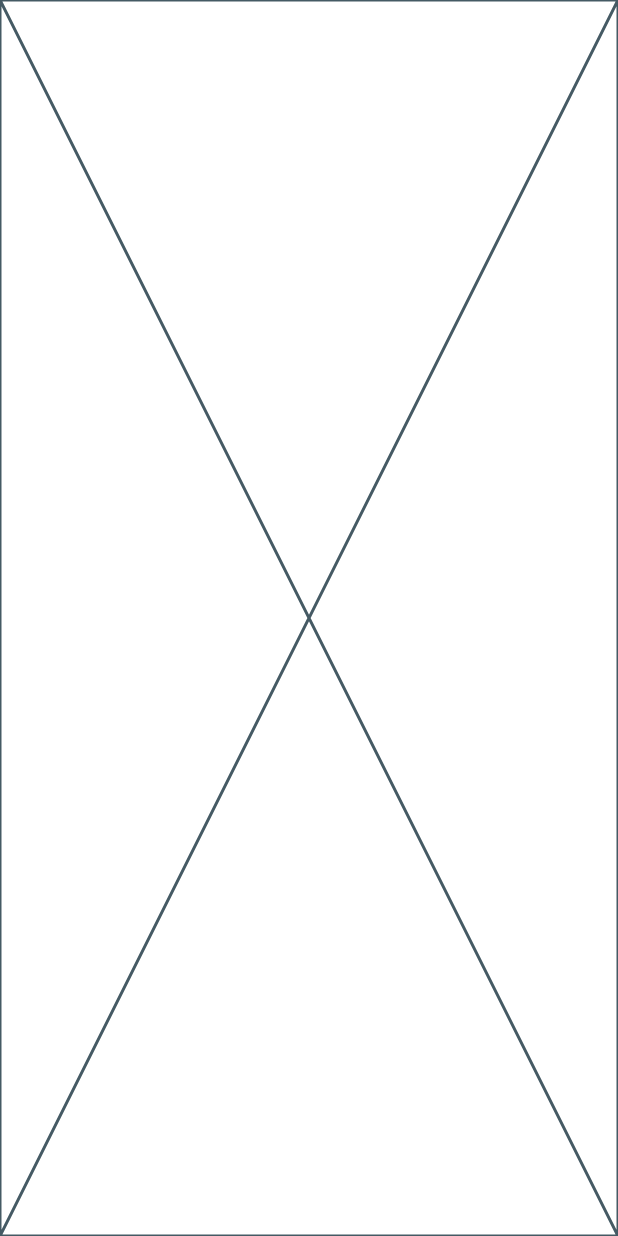
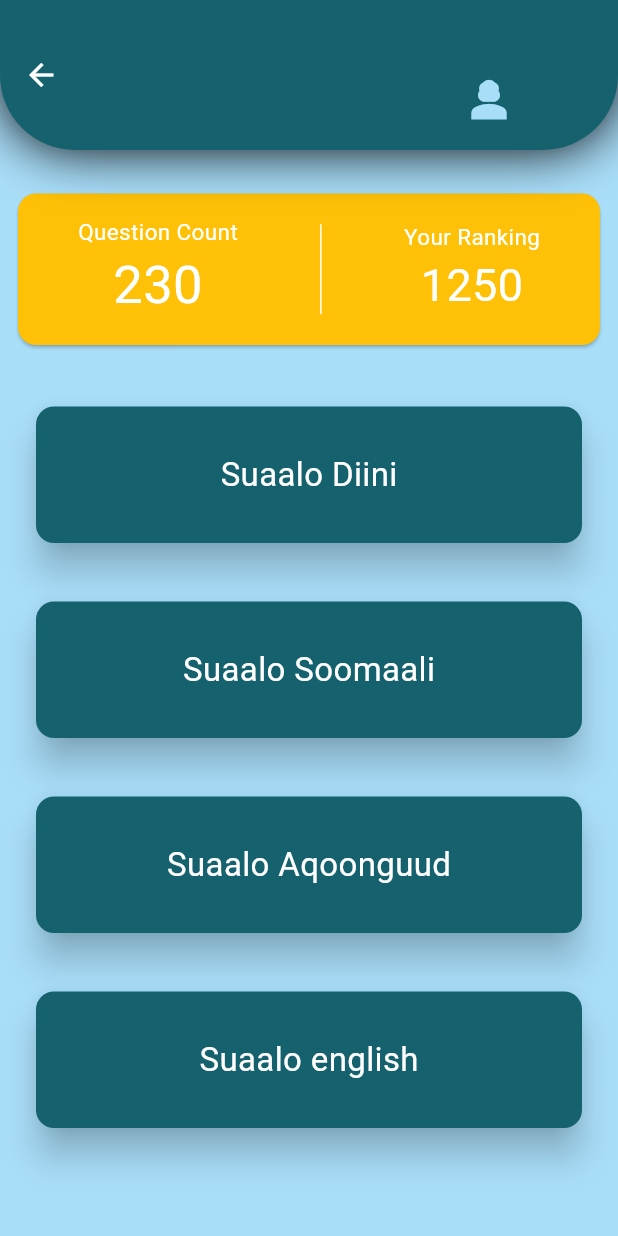
Before and after one commit to Faysal-Maxamed/Quiz-App, a Flutter app: the screen it shows after launch, after a tap on "Enter", on a phone screen of 412 x 824 dp. Run offline on Flutter 3.47's test engine with Material 3 defaults, Android fonts, the phone set to English and light mode, and no system bars; our stand-ins replace google_fonts.

Commit message:
origin main

```diff
--- a/lib/first_screen.dart
+++ b/lib/first_screen.dart
@@ -1,10 +1,200 @@
 import 'package:flutter/material.dart';
+import 'package:google_fonts/google_fonts.dart';
 
 class FirstScreen extends StatelessWidget {
   const FirstScreen({super.key});
 
   @override
   Widget build(BuildContext context) {
-    return const Placeholder();
+    return Scaffold(
+      backgroundColor: Color(0xffa9def9),
+      appBar: AppBar(
+        toolbarHeight: 100,
+        centerTitle: true,
+        leadingWidth: 55,
+        foregroundColor: Colors.white,
+        backgroundColor: Color(0xffa9def9),
+        flexibleSpace: Container(
+            decoration: const BoxDecoration(
+              color: Color(0xff15616d),
+              borderRadius: BorderRadius.only(
+                bottomLeft: Radius.circular(50),
+                bottomRight: Radius.circular(50),
+              ),
+              boxShadow: [
+                BoxShadow(
+                  blurRadius: 30.0,
+                ),
+              ],
+            ),
+            child: Padding(
+              padding: const EdgeInsets.symmetric(vertical: 50),
+              child: Row(
+                mainAxisAlignment: MainAxisAlignment.spaceAround,
+                children: [
+                  Text(
+                    "Quiz app",
+                    style: GoogleFonts.breeSerif(
+                        fontSize: 35, color: Colors.white),
+                  ),
+                  CircleAvatar(
+                    backgroundColor: Colors.grey,
+                    radius: 35,
+                    child: Icon(
+                      Icons.person_3,
+                      size: 35,
+                      color: Color(0xffa9def9),
+                    ),
+                  ),
+                ],
+              ),
+            )),
+      ),
+      body: SingleChildScrollView(
+        child: Column(
+          children: [
+            const SizedBox(
+              height: 25,
+            ),
+            Container(
+              margin: EdgeInsets.symmetric(horizontal: 8),
+              child: Card(
+                color: Colors.amber,
+                child: Container(
+                  padding: const EdgeInsets.only(
+                      left: 40, right: 40, top: 15, bottom: 15),
+                  child: Row(
+                    mainAxisAlignment: MainAxisAlignment.spaceBetween,
+                    children: [
+                      const Column(
+                        children: [
+                          Text(
+                            "Question Count",
+                            style: TextStyle(fontSize: 15, color: Colors.white),
+                          ),
+                          Text(
+                            "230",
+                            style: TextStyle(fontSize: 35, color: Colors.white),
+                          ),
+                        ],
+                      ),
+                      Container(
+                        width: 1,
+                        height: 60,
+                        color: Colors.white,
+                      ),
+                      const Column(
+                        children: [
+                          Text(
+                            "Your Ranking",
+                            style: TextStyle(fontSize: 15, color: Colors.white),
+                          ),
+                          Text(
+                            "1250",
+                            style: TextStyle(fontSize: 30, color: Colors.white),
+                          ),
+                        ],
+                      ),
+                    ],
+                  ),
+                ),
+              ),
+            ),
+            const SizedBox(
+              height: 25,
+            ),
+            const carContainer(
+              tittle: "Suaalo Diini",
+              Navigate: null,
+            ),
+            const SizedBox(
+              height: 15,
+            ),
+            const carContainer(
+              tittle: "Suaalo Soomaali",
+              Navigate: null,
+            ),
+            const SizedBox(
+              height: 15,
+            ),
+            const carContainer(
+              tittle: "Suaalo Aqoonguud",
+              Navigate: null,
+            ),
+            const SizedBox(
+              height: 15,
+            ),
+            const carContainer(
+              tittle: "Suaalo english",
+              Navigate: null,
+            ),
+          ],
+        ),
+      ),
+    );
   }
 }
+
+class text_button extends StatelessWidget {
+  const text_button({super.key, required this.icons, required this.label});
+
+  final icons;
+  final label;
+
+  @override
+  Widget build(BuildContext context) {
+    return TextButton(
+      onPressed: () {},
+      child: Row(
+        children: [
+          Icon(
+            icons,
+            color: Color(0xffa9def9),
+          ),
+          SizedBox(
+            width: 15,
+          ),
+          Text(
+            label,
+            style: TextStyle(fontSize: 19, color: Color(0xffa9def9)),
+          )
+        ],
+      ),
+    );
+  }
+}
+
+class carContainer extends StatelessWidget {
+  const carContainer({super.key, required this.tittle, required this.Navigate});
+  final Navigate;
+  final String tittle;
+
+  @override
+  Widget build(BuildContext context) {
+    return TextButton(
+      onPressed: () {
+        Navigator.push(
+            context, MaterialPageRoute(builder: (context) => Navigate));
+      },
+      child: Container(
+        margin: const EdgeInsets.symmetric(horizontal: 8),
+        child: Card(
+          elevation: 10,
+          color: Color(0xff15616d),
+          child: Container(
+            padding: const EdgeInsets.symmetric(vertical: 30),
+            child: Row(
+              mainAxisAlignment: MainAxisAlignment.center,
+              children: [
+                Text(
+                  tittle,
+                  style: const TextStyle(fontSize: 22, color: Colors.white),
+                ),
+              ],
+            ),
+          ),
+        ),
+      ),
+    );
+  }
+}
```
